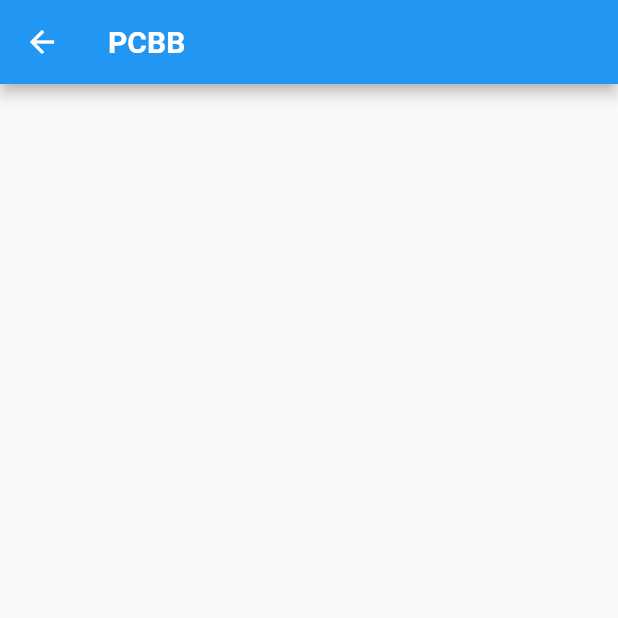
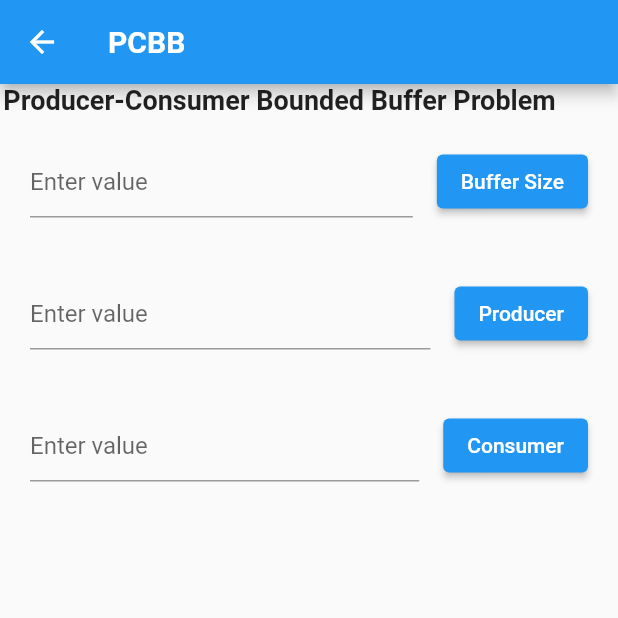
Before and after one commit to haard04/CPU_schedule, a Flutter app: the PCBB screen opened directly, on a phone screen of 412 x 824 dp, the top half of it. Run offline on Flutter 3.47's test engine with Material 2 defaults, Android fonts, the light colour scheme and no system bars; our stand-ins replace font_awesome_flutter, sizer; missing offline and left inert: mongo_dart; Roboto replaces fonts that are missing (Pacifico).

Commit message:
frontend done

```diff
--- a/cpu/lib/PCBB.dart
+++ b/cpu/lib/PCBB.dart
@@ -1,3 +1,4 @@
+import 'package:cpu/SRTN/widget.dart';
 import 'package:flutter/material.dart';
 
 class PCBB extends StatefulWidget {
@@ -8,11 +9,124 @@ class PCBB extends StatefulWidget {
 }
 
 class _PCBBState extends State<PCBB> {
+
+  String _buffersize='';
+  String _producerweight='';
+  String _consumerweight='';
+
   @override
   Widget build(BuildContext context) {
     return Scaffold(
       appBar: AppBar(title: Text('PCBB',style: TextStyle(fontFamily: 'Pacifico',fontWeight: FontWeight.bold),),),
-      body: Container(),
-    );
+      body: Container(
+        child: SingleChildScrollView(
+          physics: const AlwaysScrollableScrollPhysics(),
+        child: Column(
+          children: [
+            Row(
+              children: [
+                Text('Producer-Consumer Bounded Buffer Problem ',
+                  textAlign: TextAlign.center,
+                  style: TextStyle(
+                    fontSize: 18,
+                    fontWeight: FontWeight.bold
+                  ),
+                )
+              ],
+            ),
+            Padding(
+              padding: const EdgeInsets.all(20.0),
+              child: Row(
+                children: [
+                  Expanded(
+                child: TextField(
+
+                  onChanged: (value) {
+                    setState(() {
+                      _buffersize = value;
+
+
+                    });
+                  },
+                  keyboardType: TextInputType.numberWithOptions(),
+                  decoration: InputDecoration(
+                hintText: 'Enter value',
+
+              ),
+                ),
+              ),
+              SizedBox(width: 16.0),
+              ElevatedButton(onPressed: (){
+                setState(() {
+                  // Update the value of the TextField.
+
+                  print(_buffersize);
+                  });
+              }, child: Text('Buffer Size'))
+                ],
+              ),
+            ),
+            Padding(
+              padding: const EdgeInsets.all(20.0),
+              child: Row(
+                children: [
+                  Expanded(
+                child: TextField(
+                  onChanged: (value) {
+                    setState(() {
+                      _producerweight = value;
+
+                    });
+                  },
+                  decoration: InputDecoration(
+                hintText: 'Enter value',
+              ),
+                ),
+              ),
+              SizedBox(width: 16.0),
+              ElevatedButton(onPressed: (){
+                setState(() {
+                  // Update the value of the TextField.
+
+                  print(_producerweight);
+                  });
+              }, child: Text('Producer'))
+                ],
+              ),
+            ),
+            Padding(
+              padding: const EdgeInsets.all(20.0),
+              child: Row(
+                children: [
+                  Expanded(
+                child: TextField(
+                  onChanged: (value) {
+                    setState(() {
+                      _consumerweight = value;
+                    });
+                  },
+                  decoration: InputDecoration(
+                hintText: 'Enter value',
+              ),
+                ),
+              ),
+              SizedBox(width: 16.0),
+              ElevatedButton(onPressed: (){
+                setState(() {
+                  // Update the value of the TextField.
+
+                  print(_consumerweight);
+                  });
+              }, child: Text('Consumer'))
+                ],
+              ),
+            ),
+
+               // for(int i=0;i<int.parse(_buffersize??'5');i++) Wid(id: i+1,i: i,)
+
+          ],
+        ),
+      ),
+    ));
   }
 }
--- a/cpu/lib/SRTN/SRTNIO.dart
+++ b/cpu/lib/SRTN/SRTNIO.dart
@@ -3,8 +3,8 @@ import 'dart:math';
 import 'package:flutter/material.dart';
 import 'package:flutter/services.dart';
 import 'SRTN.dart';
-import '../Card.dart';
-import '../Viewiobt.dart';
+import 'Card.dart';
+import 'Viewiobt.dart';
 
 
 class SRTNIO extends StatefulWidget {
--- a/cpu/lib/SRTN/card.dart
+++ b/cpu/lib/SRTN/card.dart
@@ -1,7 +1,7 @@
 import 'package:flutter/material.dart';
 import 'package:font_awesome_flutter/font_awesome_flutter.dart';
 
-import '../Vcard.dart';
+import './vcard.dart';
 
 class CARD extends StatefulWidget {
   List ll = [];
```
Also changed, not shown: cpu/lib/SRTN/widget.dart (added, +36 -0 lines).
